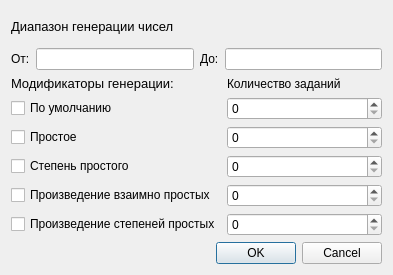
Old version of the form dialogeulerfunction.ui in the repository TeddyReady/MathTasksRenderer.
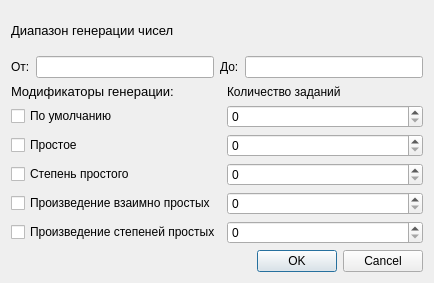
New version of the form.

What changed in the file:
```diff
--- a/dialogeulerfunction.ui
+++ b/dialogeulerfunction.ui
@@ -6,8 +6,8 @@
    <rect>
     <x>0</x>
     <y>0</y>
-    <width>393</width>
-    <height>275</height>
+    <width>434</width>
+    <height>283</height>
    </rect>
   </property>
   <property name="windowTitle">
```
Left out of the diff: 44 changed lines with no effect on the pictures.
